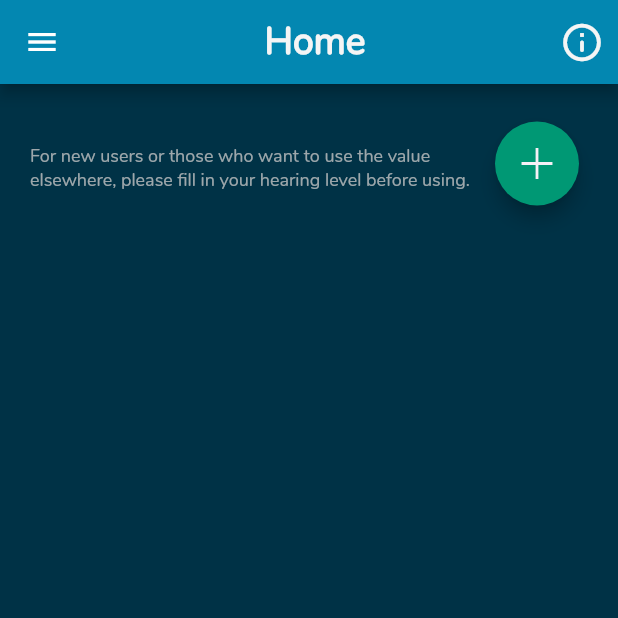
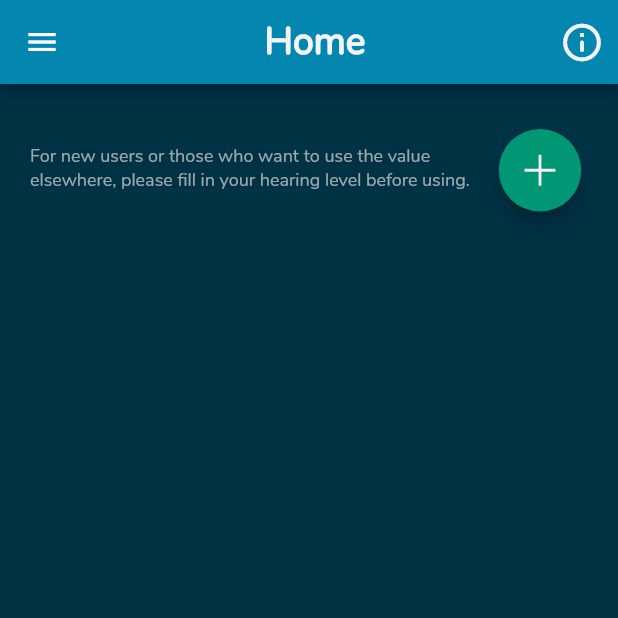
Before and after one commit to Chanoknans/Senior-Project, a Flutter app: the Homepage screen opened directly, on a phone screen of 412 x 824 dp, the top half of it. Run offline on Flutter 3.47's test engine with Material 2 defaults, Android fonts, the phone set to English and light mode, and no system bars; drawn by our look-alikes of card_swiper; our stand-ins replace cloud_firestore, firebase_auth, firebase_core, firebase_storage, fluttertoast, form_field_validator and 4 more; missing offline and left inert: flutter_sound; accounts and stored records are empty.

Commit message:
update commit

```diff
--- a/lib/Page/home_page.dart
+++ b/lib/Page/home_page.dart
@@ -4,16 +4,19 @@ import 'package:flutter/cupertino.dart';
 import 'package:flutter/material.dart';
 import 'package:flutter/painting.dart';
 import 'package:hearing_aid/Page/aids_home.dart';
+import 'package:hearing_aid/Page/bottom_app_bar.dart';
 import 'package:hearing_aid/Page/history_page.dart';
 import 'package:hearing_aid/Page/profile_page.dart';
 import 'package:hearing_aid/constant.dart';
 import 'package:hearing_aid/fade_route.dart';
-import 'package:line_icons/line_icons.dart';
 import 'package:syncfusion_flutter_charts/charts.dart';
 import 'package:flutter/widgets.dart';
 import 'package:card_swiper/card_swiper.dart';
 import 'package:cloud_firestore/cloud_firestore.dart';
 import 'package:firebase_auth/firebase_auth.dart';
+
+List<int> _countR = [0, 0, 0, 0, 0, 0];
+List<int> _countL = [0, 0, 0, 0, 0, 0];
 
 class Homepage extends StatefulWidget {
   final List<int>? result; //left
@@ -58,6 +61,9 @@ class _HomepageState extends State<Homepage> {
     });
     // meen = today![1];
   }
+
+  var nows = DateTime.now().toString();
+  //final Future<FirebaseApp> firebase = Firebase.initializeApp();
 
   Future getdata2(int value) async {
     User? user = auth.currentUser;
@@ -135,8 +141,9 @@ class _HomepageState extends State<Homepage> {
                 ),
               ),
               Padding(
-                padding: EdgeInsets.only(top: 25, left: 330),
-                child: FloatingActionButton(
+                  padding: EdgeInsets.only(top: 25, left: 330),
+                  child:
+                      CircleButton() /*FloatingActionButton(
                   elevation: 5,
                   heroTag: "btn1",
                   backgroundColor: dgreen,
@@ -150,9 +157,9 @@ class _HomepageState extends State<Homepage> {
                       _showtext = !_showtext;
                     });
                   },
-                ),
-              ),
-              Padding(
+                ),*/
+                  ),
+              /*Padding(
                 padding: EdgeInsets.only(top: 80, left: 80),
                 child: Container(
                   width: 240,
@@ -209,16 +216,16 @@ class _HomepageState extends State<Homepage> {
                     ),
                   ),
                 ),
-              ),
+              ),*/
               Padding(
-                padding: EdgeInsets.only(top: 150),
+                padding: EdgeInsets.only(top: 80),
                 child: Container(
                   constraints: BoxConstraints.expand(height: 200),
                   child: todaySlider(context),
                 ),
               ),
               Padding(
-                  padding: EdgeInsets.only(top: 330, left: 0),
+                  padding: EdgeInsets.only(top: 280, left: 0),
                   child: Container(
                       child: Visibility(
                     visible: _audiogram,
@@ -338,12 +345,6 @@ class _HomepageState extends State<Homepage> {
                                                   freq.hear,
                                           markerSettings:
                                               MarkerSettings(isVisible: true),
-                                          /*dataLabelSettings: DataLabelSettings(
-                                  isVisible: true,
-                                  textStyle: TextStyle(
-                                      color: .light, fontSize: 12),
-                                  offset: Offset(16, 0),
-                                ),*/
                                         ),
                                         LineSeries<AudiogramData2, String>(
                                           enableTooltip: true,
@@ -365,12 +366,6 @@ class _HomepageState extends State<Homepage> {
                                                   freq2.hears,
                                           markerSettings:
                                               MarkerSettings(isVisible: true),
-                                          /*dataLabelSettings: DataLabelSettings(
-                                    isVisible: true,
-                                    textStyle: TextStyle(
-                                        color: .light, fontSize: 12),
-                                    offset: Offset(16, 0),
-                                  )*/
                                         )
                                       ],
                                     ),
@@ -385,7 +380,8 @@ class _HomepageState extends State<Homepage> {
                         height: 10,
                       ),
                       Padding(
-                        padding: EdgeInsets.only(left: 100),
+                        padding:
+                            EdgeInsets.symmetric(vertical: 10, horizontal: 100),
                         child: Row(
                           children: [
                             TextButton(
```
Also changed, not shown: lib/Page/bottom_app_bar.dart (+33 -0 lines).
